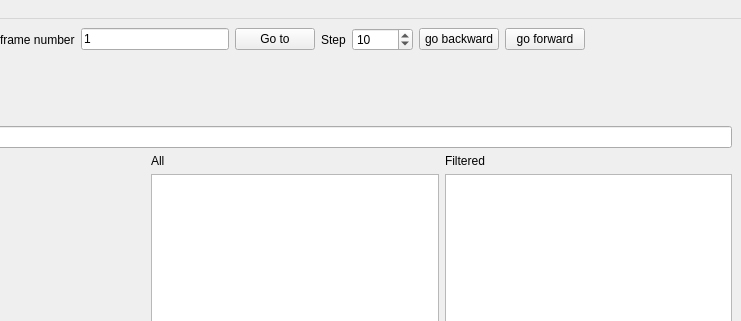
The window that src/doris.ui (olivierfriard/DORIS) describes before a commit, drawn with Qt 5; both pictures show x 445 to 1186 and y 0 to 321 of the 1186 by 787 pixel window.
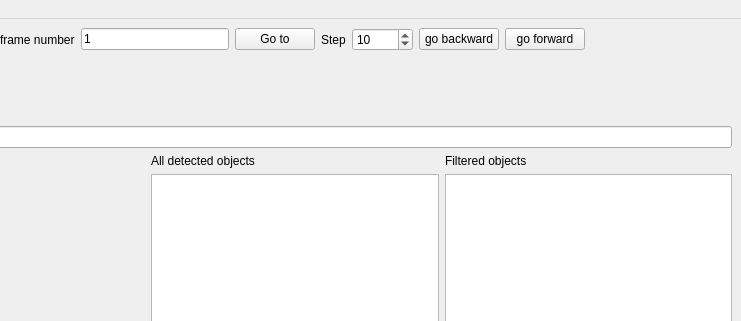
The same window after the commit.

What changed in the file:
```diff
--- a/src/doris.ui
+++ b/src/doris.ui
@@ -419,7 +419,7 @@
               <item>
                <widget class="QLabel" name="lb_all">
                 <property name="text">
-                 <string>All</string>
+                 <string>All detected objects</string>
                 </property>
                </widget>
               </item>
@@ -440,7 +440,7 @@
               <item>
                <widget class="QLabel" name="lb_filtered">
                 <property name="text">
-                 <string>Filtered</string>
+                 <string>Filtered objects</string>
                 </property>
                </widget>
               </item>
```
Left out of the diff: 48 changed lines with no effect on the pictures.
